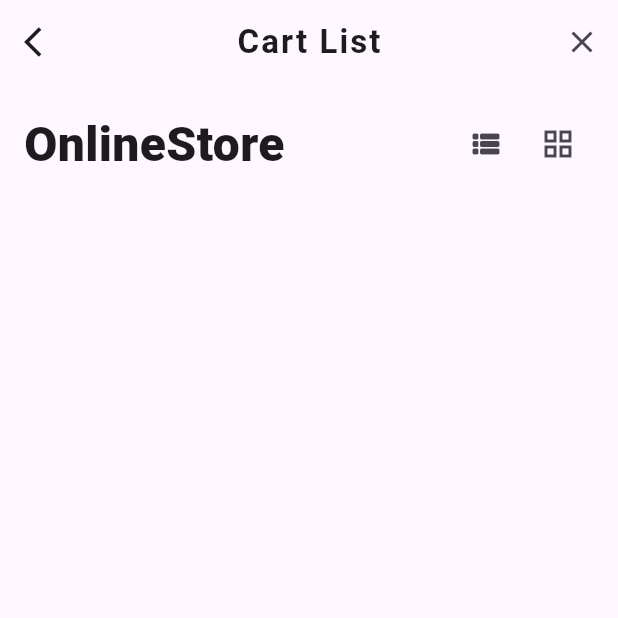
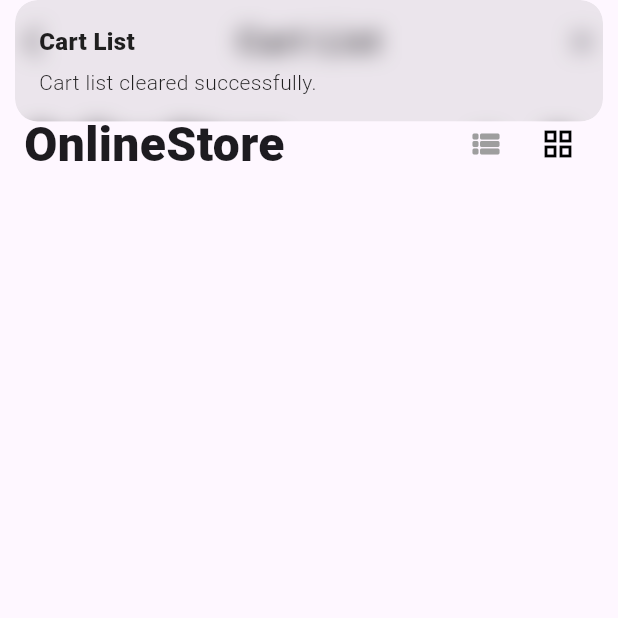
Before and after one commit to thisiskritartha/flutter_internship_task, a Flutter app: the CartList screen opened directly, after a tap on the "clear" icon, on a phone screen of 412 x 824 dp, the top half of it. Run offline on Flutter 3.47's test engine with Material 3 defaults, Android fonts, the phone set to English and light mode, and no system bars; our stand-ins replace animated_splash_screen, get, page_transition; network calls fail.

```diff
--- a/lib/controllers/produtct_controller.dart
+++ b/lib/controllers/produtct_controller.dart
@@ -23,16 +23,21 @@ class ProductController extends GetxController {
 
   void addToCart(Product product) {
     if (!cartList.contains(product)) cartList.add(product);
-    // cartList.forEach((element) {
-    //   print(element.title);
-    // });
+
+    Get.snackbar('Cart List', '${product.title} added to cart successfully.');
   }
 
   void removeFromCart(Product product) {
     if (cartList.contains(product)) cartList.remove(product);
+    Get.snackbar(
+        'Cart List', '${product.title} from cart list removed successfully.');
   }
 
   void clearCartList() {
     cartList.clear();
+    Get.snackbar(
+      'Cart List',
+      'Cart list cleared successfully.',
+    );
   }
 }
--- a/lib/views/cart_tile.dart
+++ b/lib/views/cart_tile.dart
@@ -4,6 +4,8 @@ import 'package:get/get.dart';
 import 'package:get/instance_manager.dart';
 import 'package:internship/views/product_list.dart';
 import 'package:internship/views/product_tile.dart';
+import 'package:internship/widgets/grid_views.dart';
+import 'package:internship/widgets/product_views.dart';
 import '../controllers/produtct_controller.dart';
 
 class CartList extends StatelessWidget {
@@ -39,47 +41,8 @@ class CartList extends StatelessWidget {
       ),
       body: Column(
         children: [
-          Padding(
-            padding: const EdgeInsets.all(16),
-            child: Row(
-              children: [
-                const Expanded(
-                  child: Text(
-                    'OnlineStore',
-                    style: TextStyle(
-                      fontSize: 32.0,
-                      fontWeight: FontWeight.w900,
-                    ),
-                  ),
-                ),
-                IconButton(
-                    icon: const Icon(Icons.view_list_rounded),
-                    onPressed: () {
-                      productController.isTile.value = false;
-                    }),
-                IconButton(
-                    icon: const Icon(Icons.grid_view),
-                    onPressed: () {
-                      productController.isTile.value = true;
-                    }),
-              ],
-            ),
-          ),
-          Expanded(
-            child: Obx(
-              () => MasonryGridView.count(
-                crossAxisCount: productController.isTile.value ? 2 : 1,
-                crossAxisSpacing: 4,
-                mainAxisSpacing: 4,
-                itemCount: productController.cartList.length,
-                itemBuilder: (context, index) {
-                  return productController.isTile.value
-                      ? ProductTile(productController.cartList[index])
-                      : ProductList(productController.cartList[index]);
-                },
-              ),
-            ),
-          ),
+          ProductViews(),
+          CustomGridViews(list: productController.cartList),
         ],
       ),
     );
--- /dev/null
+++ b/lib/widgets/grid_views.dart
@@ -0,0 +1,38 @@
+import 'package:flutter/material.dart';
+import 'package:flutter_staggered_grid_view/flutter_staggered_grid_view.dart';
+import 'package:internship/controllers/produtct_controller.dart';
+import 'package:get/get.dart';
+import '../models/product.dart';
+import '../views/product_list.dart';
+import '../views/product_tile.dart';
+
+class CustomGridViews extends StatelessWidget {
+  final List<Product> list;
+  CustomGridViews({Key? key, required this.list}) : super(key: key);
+  ProductController productController = Get.find<ProductController>();
+
+  @override
+  Widget build(BuildContext context) {
+    return Expanded(
+      child: Obx(
+        () => MasonryGridView.count(
+          crossAxisCount: productController.isTile.value ? 2 : 1,
+          crossAxisSpacing: 4,
+          mainAxisSpacing: 4,
+          itemCount: list.length,
+          itemBuilder: (context, index) {
+            return productController.isTile.value
+                ? ProductTile(
+                    list[index],
+                    heroTag: 'tileHeroTage${index}',
+                  )
+                : ProductList(
+                    list[index],
+                    heroTag: 'listHeroTag${index}',
+                  );
+          },
+        ),
+      ),
+    );
+  }
+}
--- /dev/null
+++ b/lib/widgets/product_views.dart
@@ -0,0 +1,55 @@
+import 'package:flutter/material.dart';
+//import 'package:flutter_screenutil/flutter_screenutil.dart';
+import 'package:internship/controllers/produtct_controller.dart';
+import 'package:get/get.dart';
+
+class ProductViews extends StatelessWidget {
+  ProductViews({Key? key}) : super(key: key);
+  ProductController productController = Get.find<ProductController>();
+
+  @override
+  Widget build(BuildContext context) {
+    return Padding(
+      padding: EdgeInsets.symmetric(horizontal: 16.0, vertical: 16.0),
+      child: Row(
+        children: [
+          Expanded(
+            child: Text(
+              'OnlineStore',
+              style: TextStyle(
+                fontSize: 32.0,
+                fontWeight: FontWeight.w900,
+              ),
+            ),
+          ),
+          Obx(
+            () => IconButton(
+                icon: Icon(
+                  Icons.view_list_rounded,
+                  color: productController.isTileSelected.value
+                      ? Colors.grey
+                      : Colors.black,
+                ),
+                onPressed: () {
+                  productController.isTile.value = false;
+                  productController.isTileSelected.value = false;
+                }),
+          ),
+          Obx(
+            () => IconButton(
+                icon: Icon(
+                  Icons.grid_view,
+                  color: productController.isTileSelected.value
+                      ? Colors.black
+                      : Colors.grey,
+                ),
+                onPressed: () {
+                  productController.isTile.value = true;
+                  productController.isTileSelected.value = true;
+                }),
+          ),
+        ],
+      ),
+    );
+  }
+}
--- a/pubspec.yaml
+++ b/pubspec.yaml
@@ -39,6 +39,8 @@ dependencies:
   http: ^1.1.2
   cached_network_image: ^3.3.0
   flutter_staggered_grid_view: ^0.7.0
+  animated_splash_screen: ^1.3.0
+  flutter_screenutil: ^5.9.0
 
 dev_dependencies:
   flutter_test:
```
Also changed, not shown: lib/main.dart (+55 -4 lines), lib/services/remote_services.dart (+8 -1 lines), lib/views/custom_search_delegate.dart (added, +91 -0 lines), lib/views/detail_page.dart (added, +88 -0 lines), lib/views/homepage.dart (+16 -66 lines), lib/views/product_list.dart (+19 -15 lines), lib/views/product_tile.dart (+26 -24 lines), lib/widgets/fav_icon.dart (added, +28 -0 lines), pubspec.lock.
